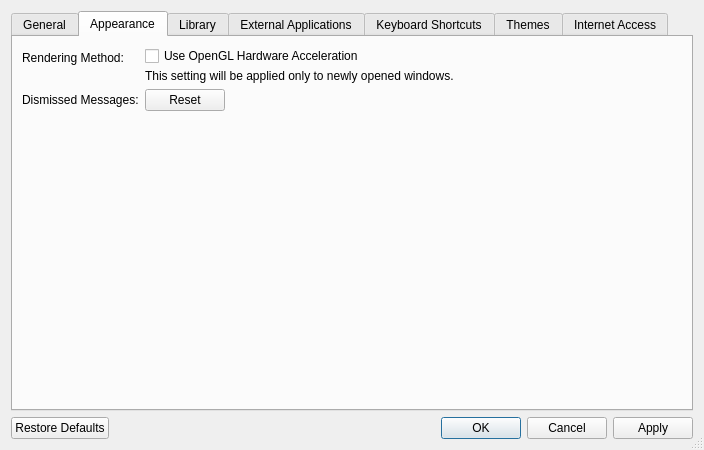
This is libs/librepcb/editor/workspace/workspacesettingsdialog.ui in LibrePCB/LibrePCB as Qt 5 draws it before an edit. The edited form follows.
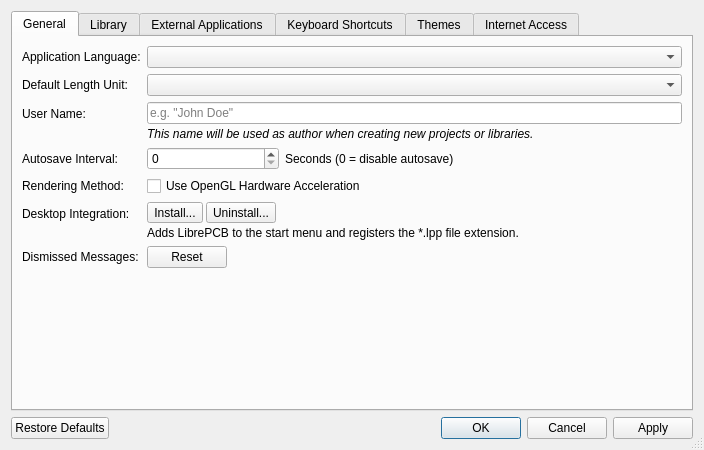
This is the edited form. The open tabs and pages were chosen to show the change. Icons and pictures are not drawn. Custom widgets are drawn as their Qt base class.

Commit message: Workspace settings: Remove obsolete note about OpenGL

What changed in the file:
```diff
--- a/libs/librepcb/editor/workspace/workspacesettingsdialog.ui
+++ b/libs/librepcb/editor/workspace/workspacesettingsdialog.ui
@@ -103,6 +103,12 @@
              <verstretch>0</verstretch>
             </sizepolicy>
            </property>
+           <property name="font">
+            <font>
+             <pointsize>9</pointsize>
+             <italic>true</italic>
+            </font>
+           </property>
            <property name="text">
             <string>This name will be used as author when creating new projects or libraries.</string>
            </property>
@@ -142,13 +148,27 @@
         </layout>
        </item>
        <item row="4" column="0">
+        <widget class="QLabel" name="label_10">
+         <property name="text">
+          <string>Rendering Method:</string>
+         </property>
+        </widget>
+       </item>
+       <item row="4" column="1">
+        <widget class="QCheckBox" name="cbxUseOpenGl">
+         <property name="text">
+          <string>Use OpenGL Hardware Acceleration</string>
+         </property>
+        </widget>
+       </item>
+       <item row="5" column="0">
         <widget class="QLabel" name="lblDesktopIntegration">
          <property name="text">
           <string>Desktop Integration:</string>
          </property>
         </widget>
        </item>
-       <item row="4" column="1">
+       <item row="5" column="1">
         <layout class="QVBoxLayout" name="verticalLayout_8">
          <property name="spacing">
           <number>3</number>
@@ -199,64 +219,14 @@
          </item>
         </layout>
        </item>
-      </layout>
-     </widget>
-     <widget class="QWidget" name="appearanceTab">
-      <attribute name="title">
-       <string>Appearance</string>
-      </attribute>
-      <layout class="QFormLayout" name="formLayout_2">
-       <property name="fieldGrowthPolicy">
-        <enum>QFormLayout::AllNonFixedFieldsGrow</enum>
-       </property>
-       <item row="0" column="0">
-        <widget class="QLabel" name="label_10">
-         <property name="text">
-          <string>Rendering Method:</string>
-         </property>
-        </widget>
-       </item>
-       <item row="0" column="1">
-        <layout class="QVBoxLayout" name="verticalLayout_4">
-         <property name="spacing">
-          <number>3</number>
-         </property>
-         <property name="sizeConstraint">
-          <enum>QLayout::SetMinimumSize</enum>
-         </property>
-         <item>
-          <widget class="QCheckBox" name="cbxUseOpenGl">
-           <property name="text">
-            <string>Use OpenGL Hardware Acceleration</string>
-           </property>
-          </widget>
-         </item>
-         <item>
-          <widget class="QLabel" name="label_9">
-           <property name="sizePolicy">
-            <sizepolicy hsizetype="Preferred" vsizetype="Fixed">
-             <horstretch>0</horstretch>
-             <verstretch>0</verstretch>
-            </sizepolicy>
-           </property>
-           <property name="text">
-            <string>This setting will be applied only to newly opened windows.</string>
-           </property>
-           <property name="wordWrap">
-            <bool>true</bool>
-           </property>
-          </widget>
-         </item>
-        </layout>
-       </item>
-       <item row="1" column="0">
+       <item row="6" column="0">
         <widget class="QLabel" name="label">
          <property name="text">
           <string>Dismissed Messages:</string>
          </property>
         </widget>
        </item>
-       <item row="1" column="1">
+       <item row="6" column="1">
         <widget class="QPushButton" name="btnResetDismissedMessages">
          <property name="sizePolicy">
           <sizepolicy hsizetype="Fixed" vsizetype="Fixed">
```
Left out of the diff: 50 changed lines with no effect on the pictures. The commit also changes 5 other files.
